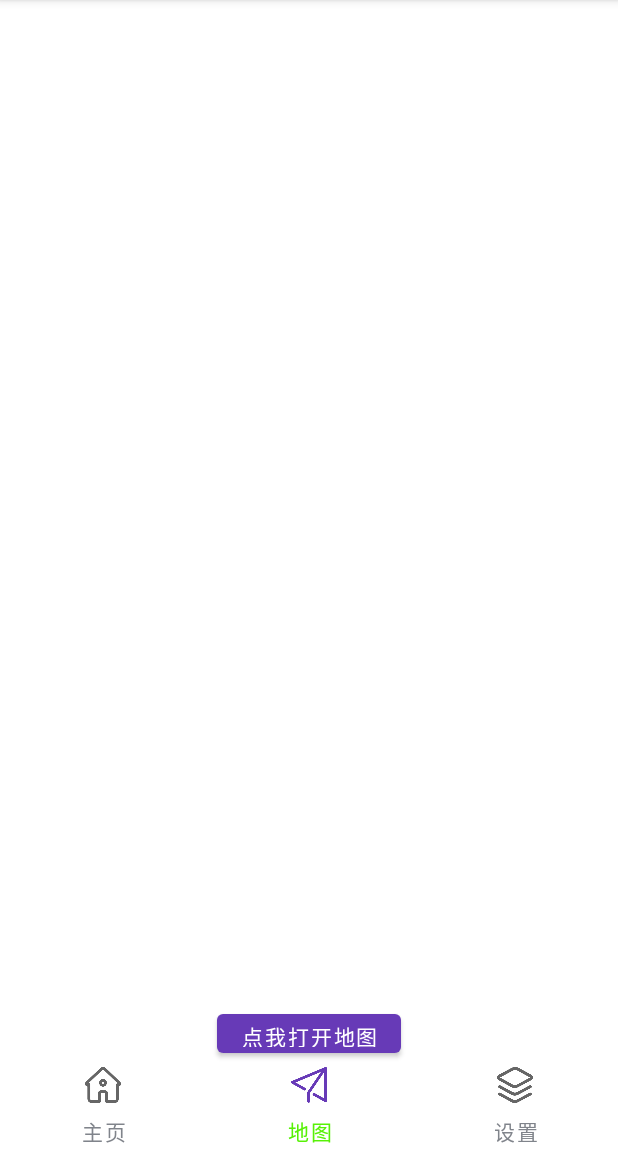
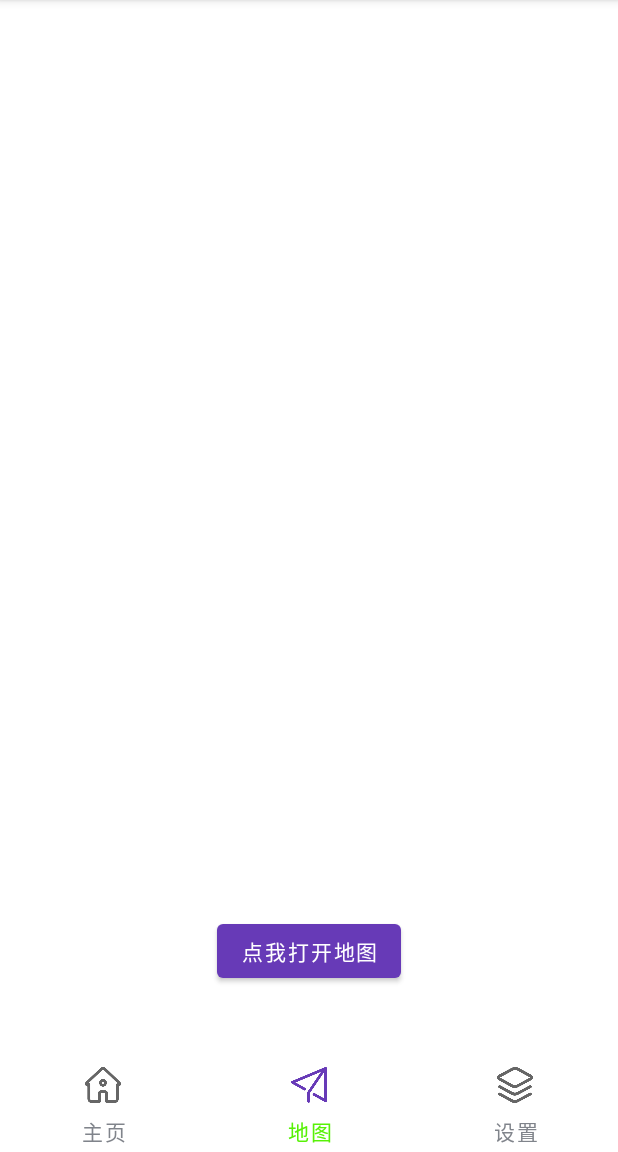
Before and after one commit to wksports/Wklife, an Android app: the screen it shows after launch (MyMenu), item 2 of the bottom bar chosen, on a phone screen of 412 x 824 dp, the part 84-1236 px from its top. Run offline under Robolectric (Android 15) with nearby library versions, the phone set to English and light mode, and no system bars.

Commit message:
修改了部分机型可能无法完美适配的问题

```diff
--- a/app/src/main/res/layout/activity_menu.xml
+++ b/app/src/main/res/layout/activity_menu.xml
@@ -10,7 +10,7 @@
     <androidx.drawerlayout.widget.DrawerLayout
         android:id="@+id/drawe_layout"
         android:layout_width="match_parent"
-        android:layout_height="670dp">
+        android:layout_height="560dp">
 
         <FrameLayout
             android:layout_width="match_parent"
@@ -20,7 +20,6 @@
                 android:id="@+id/toolbar"
                 android:layout_width="match_parent"
                 android:layout_height="?attr/actionBarSize"
-
                 >
 
             </Toolbar>
```
Also changed, not shown: app/src/main/res/picture/picture_1.jpg (deleted), app/src/main/res/picture/picture_2.jpg (deleted), app/src/main/res/picture/picture_3.jpg (deleted), app/src/main/res/picture/picture_4.jpg (deleted), app/src/main/res/picture/picture_5.jpg (deleted), app/src/main/res/picture/picture_6.jpg (deleted), app/src/main/res/picture/picture_7.jpg (deleted), app/src/main/res/picture/picture_8.jpg (deleted), app/src/main/res/picture/picture_9.jpg (deleted), 2 other files.
